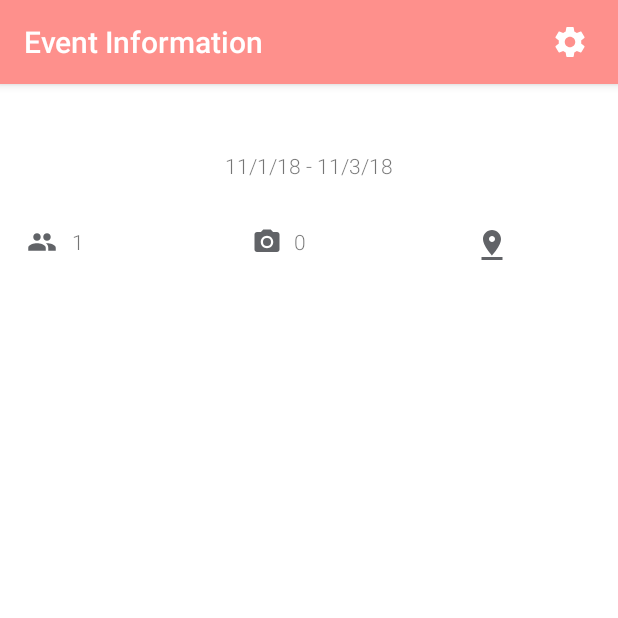
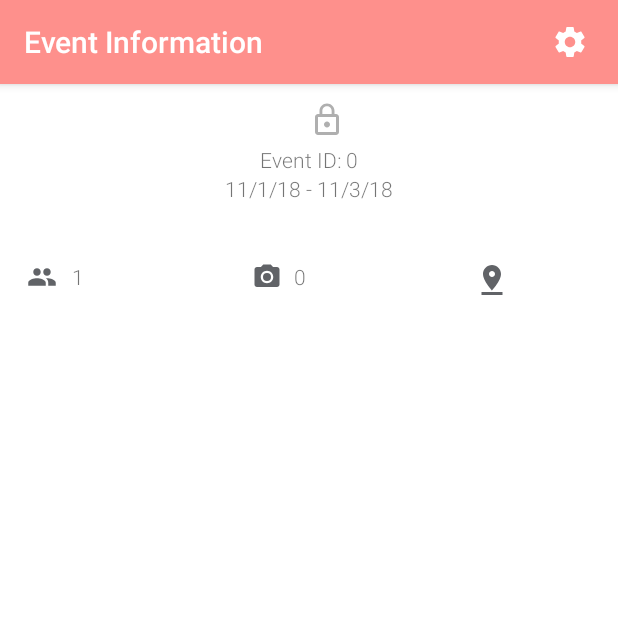
Before and after one commit to tonydimitrov97/Together, an Android app: the EventInfoActivity screen opened directly, with no data from a screen before it, on a phone screen of 412 x 824 dp, the top half of it. Run offline under Robolectric (Android 15) with nearby library versions, the light colour scheme and no system bars; our stand-ins replace RxJava, data binding; libraries missing offline, so code that uses them is left out: com.jakewharton.retrofit2, com.nostra13.universalimageloader; 13 statements that could not run were skipped.

Commit message:
Added privacy and event id to event info screen

```diff
--- a/app/src/main/java/com/example/together/viewmodel/EventInfoVm.java
+++ b/app/src/main/java/com/example/together/viewmodel/EventInfoVm.java
@@ -1,7 +1,11 @@
 package com.example.together.viewmodel;
 
 import android.arch.lifecycle.ViewModel;
+import android.content.Context;
+import android.view.LayoutInflater;
+import android.view.View;
 
+import com.example.together.R;
 import com.example.together.event.Event;
 import com.example.together.event.EventImage;
 
@@ -17,6 +21,8 @@ public class EventInfoVm extends ViewModel {
     private int userCount;
     private List<EventImage> eventGallery;
     private int photoCount;
+    private int publicEvent;
+    private int eventId;
 
     public EventInfoVm(Event event) {
         this.userCount = 1;
@@ -25,6 +31,16 @@ public class EventInfoVm extends ViewModel {
         this.eventDescription = event.getDescription();
         this.eventLocation = event.getLocation();
         this.eventGallery = new ArrayList<EventImage>();
+        this.publicEvent = event.getPublic();
+        this.eventId = event.getId();
+    }
+
+    public boolean getPublicEvent() {
+        return (publicEvent == 1);
+    }
+
+    public String getEventId() {
+        return "Event ID: " + eventId;
     }
 
     public void setUserCount(int userCount) {
--- a/app/src/main/res/layout/activity_event_info.xml
+++ b/app/src/main/res/layout/activity_event_info.xml
@@ -43,9 +43,9 @@
             android:id="@+id/eventTitleHeading"
             android:layout_width="wrap_content"
             android:layout_height="wrap_content"
-            android:layout_marginEnd="8dp"
             android:layout_marginStart="8dp"
             android:layout_marginTop="8dp"
+            android:layout_marginEnd="8dp"
             android:text="@{evm.eventTitle}"
             android:textColor="@android:color/black"
             android:textSize="24sp"
@@ -53,30 +53,30 @@
             android:visibility="visible"
             app:layout_constraintEnd_toEndOf="parent"
             app:layout_constraintStart_toStartOf="parent"
-            app:layout_constraintTop_toBottomOf="@+id/my_toolbar" />
+            app:layout_constraintTop_toBottomOf="@+id/my_toolbar"
+            tools:text="Title" />
 
         <TextView
             android:id="@+id/dateRange"
             android:layout_width="wrap_content"
             android:layout_height="wrap_content"
+            android:layout_marginStart="8dp"
             android:layout_marginEnd="8dp"
-            android:layout_marginStart="8dp"
-            android:layout_marginTop="4dp"
             android:text="11/1/18 - 11/3/18"
             app:layout_constraintEnd_toEndOf="parent"
             app:layout_constraintStart_toStartOf="parent"
-            app:layout_constraintTop_toBottomOf="@+id/eventTitleHeading" />
+            app:layout_constraintTop_toBottomOf="@+id/eventId" />
 
         <TextView
-            android:id="@+id/textView3"
+            android:id="@+id/info_description"
             android:layout_width="0dp"
             android:layout_height="wrap_content"
+            android:layout_marginStart="8dp"
+            android:layout_marginTop="12dp"
             android:layout_marginEnd="8dp"
-            android:layout_marginStart="8dp"
-            android:layout_marginTop="4dp"
             android:text="@{evm.eventDescription}"
             app:layout_constraintEnd_toEndOf="parent"
-            app:layout_constraintHorizontal_bias="0.533"
+            app:layout_constraintHorizontal_bias="0.0"
             app:layout_constraintStart_toStartOf="parent"
             app:layout_constraintTop_toBottomOf="@+id/dateRange" />
 
@@ -90,7 +90,7 @@
             android:orientation="horizontal"
             app:layout_constraintEnd_toEndOf="parent"
             app:layout_constraintStart_toStartOf="parent"
-            app:layout_constraintTop_toBottomOf="@+id/textView3">
+            app:layout_constraintTop_toBottomOf="@+id/info_description">
 
             <LinearLayout
                 android:id="@+id/peopleLayout"
@@ -199,6 +199,29 @@
             app:layout_constraintTop_toBottomOf="@+id/linearLayout"
             tools:visibility="visible" />
 
+        <ImageView
+            android:id="@+id/lockIcon"
+            android:layout_width="24dp"
+            android:layout_height="24dp"
+            android:layout_marginTop="12dp"
+            android:layout_marginEnd="8dp"
+            app:layout_constraintEnd_toEndOf="parent"
+            app:layout_constraintHorizontal_bias="0.0"
+            app:layout_constraintStart_toEndOf="@+id/eventTitleHeading"
+            app:layout_constraintTop_toBottomOf="@+id/my_toolbar"
+            android:src="@{evm.publicEvent ? @drawable/unlock : @drawable/lock}" />
+
+        <TextView
+            android:id="@+id/eventId"
+            android:layout_width="wrap_content"
+            android:layout_height="wrap_content"
+            android:layout_marginStart="8dp"
+            android:layout_marginEnd="8dp"
+            android:text="@{evm.eventId}"
+            app:layout_constraintEnd_toEndOf="parent"
+            app:layout_constraintStart_toStartOf="parent"
+            app:layout_constraintTop_toBottomOf="@+id/eventTitleHeading" />
+
 
     </android.support.constraint.ConstraintLayout>
 
```
